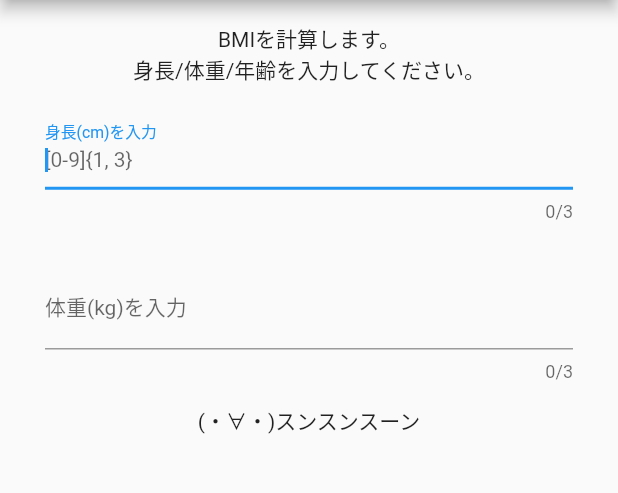
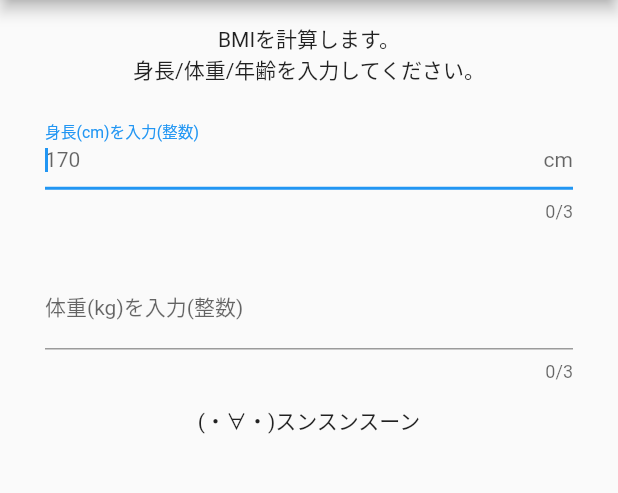
Before and after one commit to skycat-me/flutter_bmi_calculator, a Flutter app: the screen it shows after launch, on a phone screen of 412 x 824 dp, the part 84-577 px from its top. Run offline on Flutter 3.47's test engine with Material 2 defaults, Android fonts, the light colour scheme and no system bars.

Commit message:
Modify: TextFieldのスタイル変更

```diff
--- a/lib/screen/home.dart
+++ b/lib/screen/home.dart
@@ -42,8 +42,9 @@ class _HomeScreenState extends State<HomeScreen> {
                             new RegExp(r'[0-9]')),
                       ],
                       decoration: const InputDecoration(
-                        labelText: '身長(cm)を入力',
-                        hintText: '[0-9]{1, 3}',
+                        labelText: '身長(cm)を入力(整数)',
+                        hintText: '170',
+                        suffixText: 'cm',
                       ),
                       controller: heightController,
                       keyboardType: TextInputType.number,
@@ -58,12 +59,12 @@ class _HomeScreenState extends State<HomeScreen> {
                     padding: EdgeInsets.symmetric(vertical: 15.0),
                     child: new TextField(
                       inputFormatters: <TextInputFormatter>[
-                        new WhitelistingTextInputFormatter(
-                            new RegExp(r'[0-9]')),
+                        WhitelistingTextInputFormatter.digitsOnly,
                       ],
                       decoration: const InputDecoration(
-                        labelText: '体重(kg)を入力',
-                        hintText: '[0-9]{1, 3}',
+                        labelText: '体重(kg)を入力(整数)',
+                        hintText: '67',
+                        suffixText: 'kg',
                       ),
                       controller: weightController,
                       keyboardType: TextInputType.number,
```
